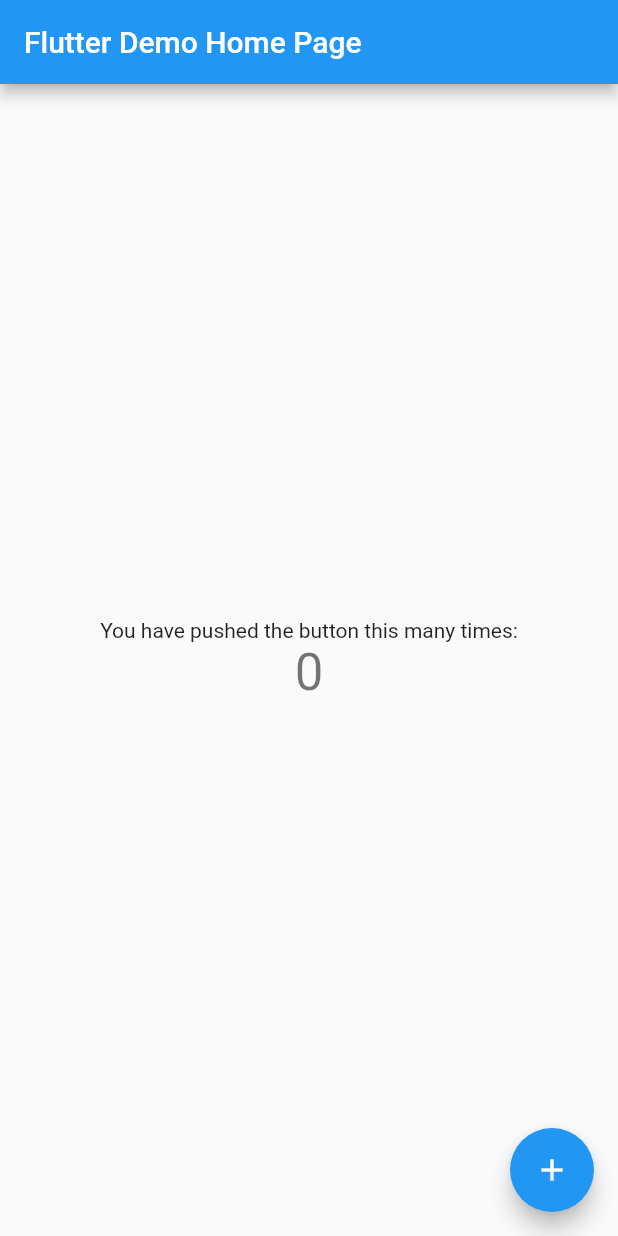
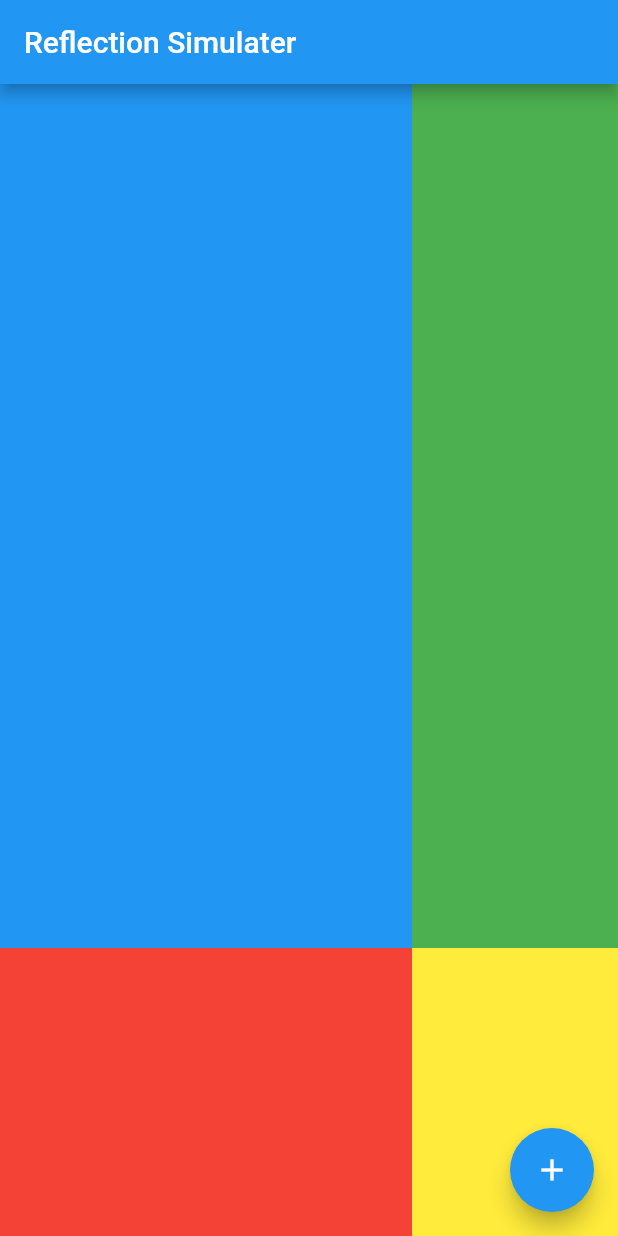
Before and after one commit to Aosanori/reflection_simulator, a Flutter app: the screen it shows after launch, on a phone screen of 412 x 824 dp. Run offline on Flutter 3.47's test engine with Material 2 defaults, Android fonts, the phone set to English and light mode, and no system bars; our stand-ins replace hooks_riverpod.

Commit message:
レイアウトの完成

```diff
--- a/lib/main.dart
+++ b/lib/main.dart
@@ -1,112 +1,72 @@
 import 'package:flutter/material.dart';
+import 'package:hooks_riverpod/hooks_riverpod.dart';
 
 void main() {
-  runApp(const MyApp());
+  runApp(const ProviderScope(child: MyApp()));
 }
 
 class MyApp extends StatelessWidget {
   const MyApp({Key? key}) : super(key: key);
 
-  // This widget is the root of your application.
   @override
   Widget build(BuildContext context) {
     return MaterialApp(
-      title: 'Flutter Demo',
       theme: ThemeData(
-        // This is the theme of your application.
-        //
-        // Try running your application with "flutter run". You'll see the
-        // application has a blue toolbar. Then, without quitting the app, try
-        // changing the primarySwatch below to Colors.green and then invoke
-        // "hot reload" (press "r" in the console where you ran "flutter run",
-        // or simply save your changes to "hot reload" in a Flutter IDE).
-        // Notice that the counter didn't reset back to zero; the application
-        // is not restarted.
         primarySwatch: Colors.blue,
       ),
-      home: const MyHomePage(title: 'Flutter Demo Home Page'),
+      home: const MyHomePage(),
     );
   }
 }
 
-class MyHomePage extends StatefulWidget {
-  const MyHomePage({Key? key, required this.title}) : super(key: key);
-
-  // This widget is the home page of your application. It is stateful, meaning
-  // that it has a State object (defined below) that contains fields that affect
-  // how it looks.
-
-  // This class is the configuration for the state. It holds the values (in this
-  // case the title) provided by the parent (in this case the App widget) and
-  // used by the build method of the State. Fields in a Widget subclass are
-  // always marked "final".
-
-  final String title;
-
+class MyHomePage extends HookConsumerWidget {
+  const MyHomePage({Key? key}) : super(key: key);
   @override
-  State<MyHomePage> createState() => _MyHomePageState();
-}
-
-class _MyHomePageState extends State<MyHomePage> {
-  int _counter = 0;
-
-  void _incrementCounter() {
-    setState(() {
-      // This call to setState tells the Flutter framework that something has
-      // changed in this State, which causes it to rerun the build method below
-      // so that the display can reflect the updated values. If we changed
-      // _counter without calling setState(), then the build method would not be
-      // called again, and so nothing would appear to happen.
-      _counter++;
-    });
-  }
-
-  @override
-  Widget build(BuildContext context) {
-    // This method is rerun every time setState is called, for instance as done
-    // by the _incrementCounter method above.
-    //
-    // The Flutter framework has been optimized to make rerunning build methods
-    // fast, so that you can just rebuild anything that needs updating rather
-    // than having to individually change instances of widgets.
+  Widget build(BuildContext context, WidgetRef ref) {
     return Scaffold(
       appBar: AppBar(
-        // Here we take the value from the MyHomePage object that was created by
-        // the App.build method, and use it to set our appbar title.
-        title: Text(widget.title),
+        title: Text('Reflection Simulater'),
       ),
-      body: Center(
-        // Center is a layout widget. It takes a single child and positions it
-        // in the middle of the parent.
-        child: Column(
-          // Column is also a layout widget. It takes a list of children and
-          // arranges them vertically. By default, it sizes itself to fit its
-          // children horizontally, and tries to be as tall as its parent.
-          //
-          // Invoke "debug painting" (press "p" in the console, choose the
-          // "Toggle Debug Paint" action from the Flutter Inspector in Android
-          // Studio, or the "Toggle Debug Paint" command in Visual Studio Code)
-          // to see the wireframe for each widget.
-          //
-          // Column has various properties to control how it sizes itself and
-          // how it positions its children. Here we use mainAxisAlignment to
-          // center the children vertically; the main axis here is the vertical
-          // axis because Columns are vertical (the cross axis would be
-          // horizontal).
-          mainAxisAlignment: MainAxisAlignment.center,
-          children: <Widget>[
-            const Text(
-              'You have pushed the button this many times:',
+      body: Column(
+        children: [
+          Expanded(
+            flex: 3,
+            child: Container(
+              child: Row(
+                children: [
+                  Expanded(
+                    flex: 2,
+                    child: Container(color: Colors.blue),
+                  ),
+                  Expanded(
+                    flex: 1,
+                    child: Container(color: Colors.green),
+                  ),
+                ],
+              ),
             ),
-            Text(
-              '$_counter',
-              style: Theme.of(context).textTheme.headline4,
+          ),
+          Expanded(
+            flex: 1,
+            child: Container(
+              child: Row(
+                children: [
+                  Expanded(
+                    flex: 2,
+                    child: Container(color: Colors.red),
+                  ),
+                  Expanded(
+                    flex: 1,
+                    child: Container(color: Colors.yellow),
+                  ),
+                ],
+              ),
             ),
-          ],
-        ),
+          )
+        ],
       ),
       floatingActionButton: FloatingActionButton(
-        onPressed: _incrementCounter,
+        onPressed: null,
         tooltip: 'Increment',
         child: const Icon(Icons.add),
       ), // This trailing comma makes auto-formatting nicer for build methods.
```
